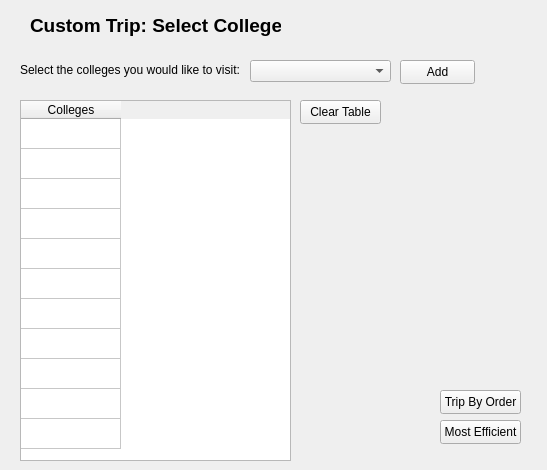
Old version of the form CollegeTouring/customtrip.ui in the repository belalzahran/CS_Project2_TheApplicants.
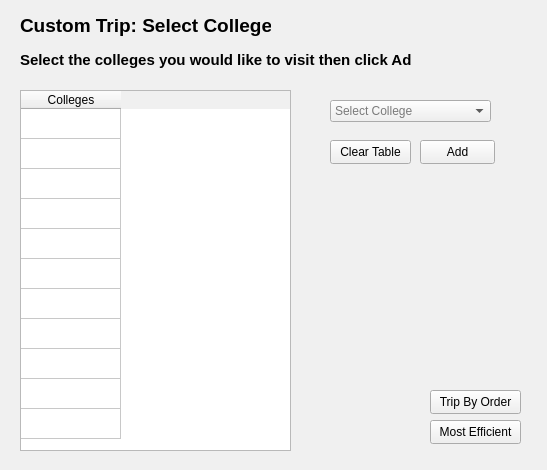
New version of the form.

Commit message: some color for fun

What changed in the file:
```diff
--- a/CollegeTouring/customtrip.ui
+++ b/CollegeTouring/customtrip.ui
@@ -10,13 +10,593 @@
     <height>470</height>
    </rect>
   </property>
+  <property name="palette">
+   <palette>
+    <active>
+     <colorrole role="WindowText">
+      <brush brushstyle="SolidPattern">
+       <color alpha="255">
+        <red>0</red>
+        <green>0</green>
+        <blue>0</blue>
+       </color>
+      </brush>
+     </colorrole>
+     <colorrole role="Button">
+      <brush brushstyle="SolidPattern">
+       <color alpha="255">
+        <red>240</red>
+        <green>240</green>
+        <blue>240</blue>
+       </color>
+      </brush>
+     </colorrole>
+     <colorrole role="Light">
+      <brush brushstyle="SolidPattern">
+       <color alpha="255">
+        <red>255</red>
+        <green>255</green>
+        <blue>255</blue>
+       </color>
+      </brush>
+     </colorrole>
+     <colorrole role="Midlight">
+      <brush brushstyle="SolidPattern">
+       <color alpha="255">
+        <red>227</red>
+        <green>227</green>
+        <blue>227</blue>
+       </color>
+      </brush>
+     </colorrole>
+     <colorrole role="Dark">
+      <brush brushstyle="SolidPattern">
+       <color alpha="255">
+        <red>160</red>
+        <green>160</green>
+        <blue>160</blue>
+       </color>
+      </brush>
+     </colorrole>
+     <colorrole role="Mid">
+      <brush brushstyle="SolidPattern">
+       <color alpha="255">
+        <red>129</red>
+        <green>129</green>
+        <blue>129</blue>
+       </color>
+      </brush>
+     </colorrole>
+     <colorrole role="Text">
+      <brush brushstyle="SolidPattern">
+       <color alpha="255">
+        <red>0</red>
+        <green>0</green>
+        <blue>0</blue>
+       </color>
+      </brush>
+     </colorrole>
+     <colorrole role="BrightText">
+      <brush brushstyle="SolidPattern">
+       <color alpha="255">
+        <red>255</red>
+        <green>255</green>
+        <blue>255</blue>
+       </color>
+      </brush>
+     </colorrole>
+     <colorrole role="ButtonText">
+      <brush brushstyle="SolidPattern">
+       <color alpha="255">
+        <red>0</red>
+        <green>0</green>
+        <blue>0</blue>
+       </color>
+      </brush>
+     </colorrole>
+     <colorrole role="Base">
+      <brush brushstyle="SolidPattern">
+       <color alpha="255">
+        <red>255</red>
+        <green>255</green>
+        <blue>255</blue>
+       </color>
+      </brush>
+     </colorrole>
+     <colorrole role="Window">
+      <brush brushstyle="SolidPattern">
+       <color alpha="255">
+        <red>198</red>
+        <green>208</green>
+        <blue>197</blue>
+       </color>
+      </brush>
+     </colorrole>
+     <colorrole role="Shadow">
+      <brush brushstyle="SolidPattern">
+       <color alpha="255">
+        <red>105</red>
+        <green>105</green>
+        <blue>105</blue>
+       </color>
+      </brush>
+     </colorrole>
+     <colorrole role="Highlight">
+      <brush brushstyle="SolidPattern">
+       <color alpha="255">
+        <red>0</red>
+        <green>120</green>
+        <blue>215</blue>
+       </color>
+      </brush>
+     </colorrole>
+     <colorrole role="HighlightedText">
+      <brush brushstyle="SolidPattern">
+       <color alpha="255">
+        <red>255</red>
+        <green>255</green>
+        <blue>255</blue>
+       </color>
+      </brush>
+     </colorrole>
+     <colorrole role="Link">
+      <brush brushstyle="SolidPattern">
+       <color alpha="255">
+        <red>0</red>
+        <green>0</green>
+        <blue>255</blue>
+       </color>
+      </brush>
+     </colorrole>
+     <colorrole role="LinkVisited">
+      <brush brushstyle="SolidPattern">
+       <color alpha="255">
+        <red>255</red>
+        <green>0</green>
+        <blue>255</blue>
+       </color>
+      </brush>
+     </colorrole>
+     <colorrole role="AlternateBase">
+      <brush brushstyle="SolidPattern">
+       <color alpha="255">
+        <red>245</red>
+        <green>245</green>
+        <blue>245</blue>
+       </color>
+      </brush>
+     </colorrole>
+     <colorrole role="NoRole">
+      <brush brushstyle="SolidPattern">
+       <color alpha="255">
+        <red>0</red>
+        <green>0</green>
+        <blue>0</blue>
+       </color>
+      </brush>
+     </colorrole>
+     <colorrole role="ToolTipBase">
+      <brush brushstyle="SolidPattern">
+       <color alpha="255">
+        <red>255</red>
+        <green>255</green>
+        <blue>220</blue>
+       </color>
+      </brush>
+     </colorrole>
+     <colorrole role="ToolTipText">
+      <brush brushstyle="SolidPattern">
+       <color alpha="255">
+        <red>0</red>
+        <green>0</green>
+        <blue>0</blue>
+       </color>
+      </brush>
+     </colorrole>
+     <colorrole role="PlaceholderText">
+      <brush brushstyle="SolidPattern">
+       <color alpha="128">
+        <red>0</red>
+        <green>0</green>
+        <blue>0</blue>
+       </color>
+      </brush>
+     </colorrole>
+    </active>
+    <inactive>
+     <colorrole role="WindowText">
+      <brush brushstyle="SolidPattern">
+       <color alpha="255">
+        <red>0</red>
+        <green>0</green>
+        <blue>0</blue>
+       </color>
+      </brush>
+     </colorrole>
+     <colorrole role="Button">
+      <brush brushstyle="SolidPattern">
+       <color alpha="255">
+        <red>240</red>
+        <green>240</green>
+        <blue>240</blue>
+       </color>
+      </brush>
+     </colorrole>
+     <colorrole role="Light">
+      <brush brushstyle="SolidPattern">
+       <color alpha="255">
+        <red>255</red>
+        <green>255</green>
+        <blue>255</blue>
+       </color>
+      </brush>
+     </colorrole>
+     <colorrole role="Midlight">
+      <brush brushstyle="SolidPattern">
+       <color alpha="255">
+        <red>227</red>
+        <green>227</green>
+        <blue>227</blue>
+       </color>
+      </brush>
+     </colorrole>
+     <colorrole role="Dark">
+      <brush brushstyle="SolidPattern">
+       <color alpha="255">
+        <red>160</red>
+        <green>160</green>
+        <blue>160</blue>
+       </color>
+      </brush>
+     </colorrole>
+     <colorrole role="Mid">
+      <brush brushstyle="SolidPattern">
+       <color alpha="255">
+        <red>160</red>
+        <green>160</green>
+        <blue>160</blue>
+       </color>
+      </brush>
+     </colorrole>
+     <colorrole role="Text">
+      <brush brushstyle="SolidPattern">
+       <color alpha="255">
+        <red>0</red>
+        <green>0</green>
+        <blue>0</blue>
+       </color>
+      </brush>
+     </colorrole>
+     <colorrole role="BrightText">
+      <brush brushstyle="SolidPattern">
+       <color alpha="255">
+        <red>255</red>
+        <green>255</green>
+        <blue>255</blue>
+       </color>
+      </brush>
+     </colorrole>
+     <colorrole role="ButtonText">
+      <brush brushstyle="SolidPattern">
+       <color alpha="255">
+        <red>0</red>
+        <green>0</green>
+        <blue>0</blue>
+       </color>
+      </brush>
+     </colorrole>
+     <colorrole role="Base">
+      <brush brushstyle="SolidPattern">
+       <color alpha="255">
+        <red>255</red>
+        <green>255</green>
+        <blue>255</blue>
+       </color>
+      </brush>
+     </colorrole>
+     <colorrole role="Window">
+      <brush brushstyle="SolidPattern">
+       <color alpha="255">
+        <red>240</red>
+        <green>240</green>
+        <blue>240</blue>
+       </color>
+      </brush>
+     </colorrole>
+     <colorrole role="Shadow">
+      <brush brushstyle="SolidPattern">
+       <color alpha="255">
+        <red>105</red>
+        <green>105</green>
+        <blue>105</blue>
+       </color>
+      </brush>
+     </colorrole>
+     <colorrole role="Highlight">
+      <brush brushstyle="SolidPattern">
+       <color alpha="255">
+        <red>240</red>
+        <green>240</green>
+        <blue>240</blue>
+       </color>
+      </brush>
+     </colorrole>
+     <colorrole role="HighlightedText">
+      <brush brushstyle="SolidPattern">
+       <color alpha="255">
+        <red>0</red>
+        <green>0</green>
+        <blue>0</blue>
+       </color>
+      </brush>
+     </colorrole>
+     <colorrole role="Link">
+      <brush brushstyle="SolidPattern">
+       <color alpha="255">
+        <red>0</red>
+        <green>0</green>
+        <blue>255</blue>
+       </color>
+      </brush>
+     </colorrole>
+     <colorrole role="LinkVisited">
+      <brush brushstyle="SolidPattern">
+       <color alpha="255">
+        <red>255</red>
+        <green>0</green>
+        <blue>255</blue>
+       </color>
+      </brush>
+     </colorrole>
+     <colorrole role="AlternateBase">
+      <brush brushstyle="SolidPattern">
+       <color alpha="255">
+        <red>245</red>
+        <green>245</green>
+        <blue>245</blue>
+       </color>
+      </brush>
+     </colorrole>
+     <colorrole role="NoRole">
+      <brush brushstyle="NoBrush">
+       <color alpha="255">
+        <red>0</red>
+        <green>0</green>
+        <blue>0</blue>
+       </color>
+      </brush>
+     </colorrole>
+     <colorrole role="ToolTipBase">
+      <brush brushstyle="SolidPattern">
+       <color alpha="255">
+        <red>255</red>
+        <green>255</green>
+        <blue>220</blue>
+       </color>
+      </brush>
+     </colorrole>
+     <colorrole role="ToolTipText">
+      <brush brushstyle="SolidPattern">
+       <color alpha="255">
+        <red>0</red>
+        <green>0</green>
+        <blue>0</blue>
+       </color>
+      </brush>
+     </colorrole>
+     <colorrole role="PlaceholderText">
+      <brush brushstyle="SolidPattern">
+       <color alpha="128">
+        <red>0</red>
+        <green>0</green>
+        <blue>0</blue>
+       </color>
+      </brush>
+     </colorrole>
+    </inactive>
+    <disabled>
+     <colorrole role="WindowText">
+      <brush brushstyle="SolidPattern">
+       <color alpha="255">
+        <red>120</red>
+        <green>120</green>
+        <blue>120</blue>
+       </color>
+      </brush>
+     </colorrole>
+     <colorrole role="Button">
+      <brush brushstyle="SolidPattern">
+       <color alpha="255">
+        <red>240</red>
+        <green>240</green>
+        <blue>240</blue>
+       </color>
+      </brush>
+     </colorrole>
+     <colorrole role="Light">
+      <brush brushstyle="SolidPattern">
+       <color alpha="255">
+        <red>255</red>
+        <green>255</green>
+        <blue>255</blue>
+       </color>
+      </brush>
+     </colorrole>
+     <colorrole role="Midlight">
+      <brush brushstyle="SolidPattern">
+       <color alpha="255">
+        <red>247</red>
+        <green>247</green>
+        <blue>247</blue>
+       </color>
+      </brush>
+     </colorrole>
+     <colorrole role="Dark">
+      <brush brushstyle="SolidPattern">
+       <color alpha="255">
+        <red>160</red>
+        <green>160</green>
+        <blue>160</blue>
+       </color>
+      </brush>
+     </colorrole>
+     <colorrole role="Mid">
+      <brush brushstyle="SolidPattern">
+       <color alpha="255">
+        <red>129</red>
+        <green>129</green>
+        <blue>129</blue>
+       </color>
+      </brush>
+     </colorrole>
+     <colorrole role="Text">
+      <brush brushstyle="SolidPattern">
+       <color alpha="255">
+        <red>120</red>
+        <green>120</green>
+        <blue>120</blue>
+       </color>
+      </brush>
+     </colorrole>
+     <colorrole role="BrightText">
+      <brush brushstyle="SolidPattern">
+       <color alpha="255">
+        <red>255</red>
+        <green>255</green>
+        <blue>255</blue>
+       </color>
+      </brush>
+     </colorrole>
+     <colorrole role="ButtonText">
+      <brush brushstyle="SolidPattern">
+       <color alpha="255">
+        <red>120</red>
+        <green>120</green>
+        <blue>120</blue>
+       </color>
+      </brush>
+     </colorrole>
+     <colorrole role="Base">
+      <brush brushstyle="SolidPattern">
+       <color alpha="255">
+        <red>198</red>
+        <green>208</green>
+        <blue>197</blue>
+       </color>
+      </brush>
+     </colorrole>
+     <colorrole role="Window">
+      <brush brushstyle="SolidPattern">
+       <color alpha="255">
+        <red>198</red>
+        <green>208</green>
+        <blue>197</blue>
+       </color>
+      </brush>
+     </colorrole>
+     <colorrole role="Shadow">
+      <brush brushstyle="SolidPattern">
+       <color alpha="255">
+        <red>0</red>
+        <green>0</green>
+        <blue>0</blue>
+       </color>
+      </brush>
+     </colorrole>
+     <colorrole role="Highlight">
+      <brush brushstyle="SolidPattern">
+       <color alpha="255">
+        <red>0</red>
+        <green>120</green>
+        <blue>215</blue>
+       </color>
+      </brush>
+     </colorrole>
+     <colorrole role="HighlightedText">
+      <brush brushstyle="SolidPattern">
+       <color alpha="255">
+        <red>255</red>
+        <green>255</green>
+        <blue>255</blue>
+       </color>
+      </brush>
+     </colorrole>
+     <colorrole role="Link">
+      <brush brushstyle="SolidPattern">
+       <color alpha="255">
+        <red>0</red>
+        <green>0</green>
+        <blue>255</blue>
+       </color>
+      </brush>
+     </colorrole>
+     <colorrole role="LinkVisited">
+      <brush brushstyle="SolidPattern">
+       <color alpha="255">
+        <red>255</red>
+        <green>0</green>
+        <blue>255</blue>
+       </color>
+      </brush>
+     </colorrole>
+     <colorrole role="AlternateBase">
+      <brush brushstyle="SolidPattern">
+       <color alpha="255">
+        <red>245</red>
+        <green>245</green>
+        <blue>245</blue>
+       </color>
+      </brush>
+     </colorrole>
+     <colorrole role="NoRole">
+      <brush brushstyle="NoBrush">
+       <color alpha="255">
+        <red>0</red>
+        <green>0</green>
+        <blue>0</blue>
+       </color>
+      </brush>
+     </colorrole>
+     <colorrole role="ToolTipBase">
+      <brush brushstyle="SolidPattern">
+       <color alpha="255">
+        <red>255</red>
+        <green>255</green>
+        <blue>220</blue>
+       </color>
+      </brush>
+     </colorrole>
+     <colorrole role="ToolTipText">
+      <brush brushstyle="SolidPattern">
+       <color alpha="255">
+        <red>0</red>
+        <green>0</green>
+        <blue>0</blue>
+       </color>
+      </brush>
+     </colorrole>
+     <colorrole role="PlaceholderText">
+      <brush brushstyle="SolidPattern">
+       <color alpha="128">
+        <red>0</red>
+        <green>0</green>
+        <blue>0</blue>
+       </color>
+      </brush>
+     </colorrole>
+    </disabled>
+   </palette>
+  </property>
   <property name="windowTitle">
    <string>Form</string>
   </property>
+  <property name="autoFillBackground">
+   <bool>false</bool>
+  </property>
   <widget class="QLabel" name="label">
    <property name="geometry">
     <rect>
-     <x>30</x>
+     <x>20</x>
      <y>10</y>
      <width>251</width>
      <height>31</height>
@@ -30,7 +610,7 @@
    <property name="geometry">
     <rect>
      <x>20</x>
-     <y>100</y>
+     <y>90</y>
      <width>271</width>
      <height>361</height>
     </rect>
@@ -105,9 +685,9 @@
   <widget class="QComboBox" name="comboBoxCollege">
    <property name="geometry">
     <rect>
-     <x>250</x>
-     <y>60</y>
-     <width>141</width>
+     <x>330</x>
+     <y>100</y>
+     <width>161</width>
      <height>22</height>
     </rect>
    </property>
@@ -119,20 +699,20 @@
    <property name="geometry">
     <rect>
      <x>20</x>
-     <y>60</y>
-     <width>221</width>
+     <y>50</y>
+     <width>391</width>
      <height>21</height>
     </rect>
    </property>
    <property name="text">
-    <string>&lt;html&gt;&lt;head/&gt;&lt;body&gt;&lt;p&gt;Select the colleges you would like to visit:&lt;/p&gt;&lt;/body&gt;&lt;/html&gt;</string>
+    <string>&lt;html&gt;&lt;head/&gt;&lt;body&gt;&lt;p&gt;&lt;span style=&quot; font-size:11pt; font-weight:700;&quot;&gt;Select the colleges you would like to visit then click Add:&lt;/span&gt;&lt;/p&gt;&lt;/body&gt;&lt;/html&gt;</string>
    </property>
   </widget>
   <widget class="QPushButton" name="pushButton_clear">
    <property name="geometry">
     <rect>
-     <x>300</x>
-     <y>100</y>
+     <x>330</x>
+     <y>140</y>
      <width>81</width>
      <height>24</height>
     </rect>
@@ -144,8 +724,8 @@
   <widget class="QPushButton" name="pushButton">
    <property name="geometry">
     <rect>
-     <x>400</x>
-     <y>60</y>
+     <x>420</x>
+     <y>140</y>
      <width>75</width>
      <height>24</height>
     </rect>
@@ -157,9 +737,9 @@
   <widget class="QPushButton" name="pushButton_2">
    <property name="geometry">
     <rect>
-     <x>440</x>
+     <x>430</x>
      <y>390</y>
-     <width>81</width>
+     <width>91</width>
      <height>24</height>
     </rect>
    </property>
@@ -170,9 +750,9 @@
   <widget class="QPushButton" name="pushButton_3">
    <property name="geometry">
     <rect>
-     <x>440</x>
+     <x>430</x>
      <y>420</y>
-     <width>81</width>
+     <width>91</width>
      <height>24</height>
     </rect>
    </property>
```
The commit also changes 2 other files.
